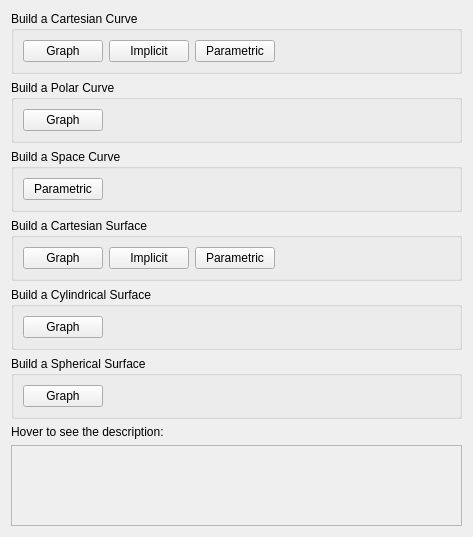
The window that src/plotsbuilder.ui (KDE/khipu) describes before a commit, drawn with Qt 5.
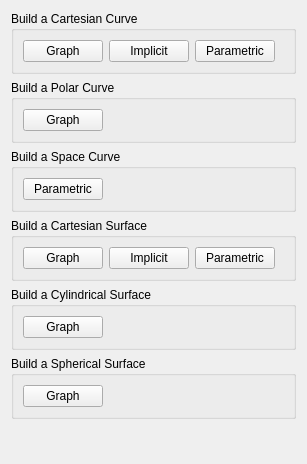
The same window after the commit. Icons and pictures are not drawn. Custom widgets are drawn as their Qt base class.

The edit to the form file:
```diff
--- a/src/plotsbuilder.ui
+++ b/src/plotsbuilder.ui
@@ -6,8 +6,8 @@
    <rect>
     <x>0</x>
     <y>0</y>
-    <width>473</width>
-    <height>537</height>
+    <width>307</width>
+    <height>464</height>
    </rect>
   </property>
   <layout class="QVBoxLayout" name="verticalLayout">
@@ -288,38 +288,20 @@
     </widget>
    </item>
    <item>
-    <widget class="QLabel" name="label_4">
-     <property name="text">
-      <string>Hover to see the description:</string>
+    <spacer name="verticalSpacer">
+     <property name="orientation">
+      <enum>Qt::Vertical</enum>
      </property>
-    </widget>
-   </item>
-   <item>
-    <widget class="QtMmlWidget" name="plotExample">
-     <property name="sizePolicy">
-      <sizepolicy hsizetype="Preferred" vsizetype="Expanding">
-       <horstretch>0</horstretch>
-       <verstretch>0</verstretch>
-      </sizepolicy>
+     <property name="sizeHint" stdset="0">
+      <size>
+       <width>20</width>
+       <height>40</height>
+      </size>
      </property>
-     <property name="frameShape">
-      <enum>QFrame::StyledPanel</enum>
-     </property>
-     <property name="frameShadow">
-      <enum>QFrame::Raised</enum>
-     </property>
-    </widget>
+    </spacer>
    </item>
   </layout>
  </widget>
- <customwidgets>
-  <customwidget>
-   <class>QtMmlWidget</class>
-   <extends>QFrame</extends>
-   <header>QtMmlWidget</header>
-   <container>1</container>
-  </customwidget>
- </customwidgets>
  <resources/>
  <connections/>
 </ui>
```
